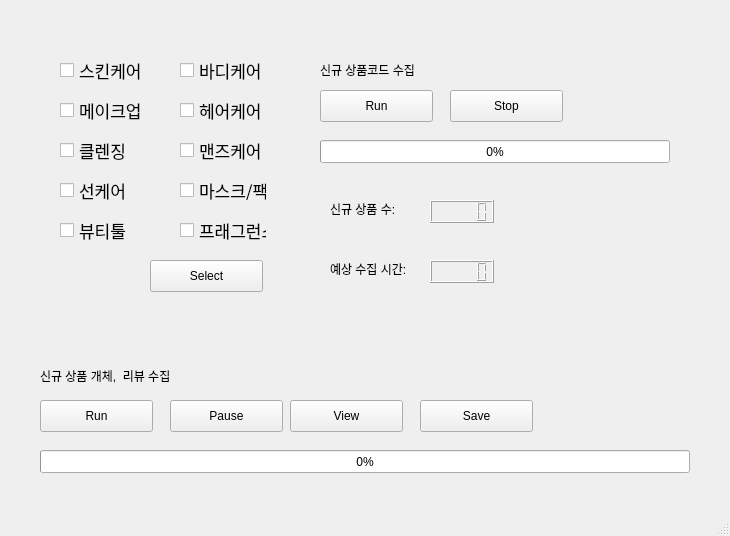
The window that src/gui/form/crawlingGlInfoRevWindow.ui (yeonseo-Jung/beauty_kr) describes before a commit, drawn with Qt 5.
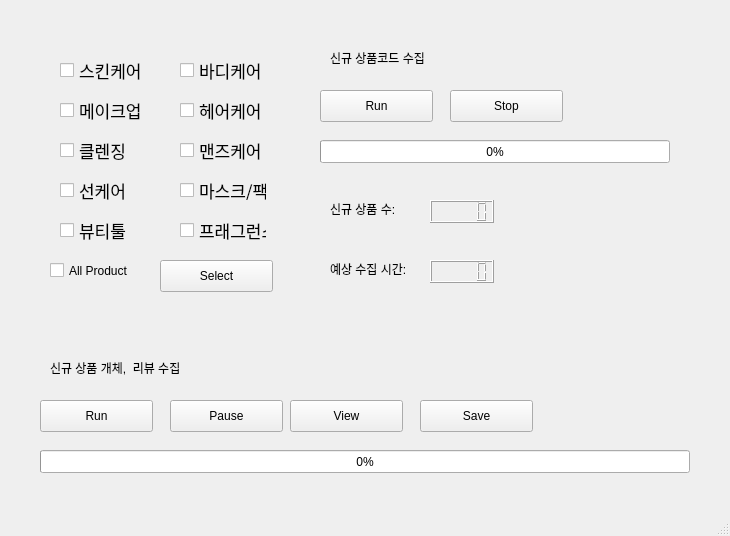
The same window after the commit.

The edit to the form file:
```diff
--- a/src/gui/form/crawlingGlInfoRevWindow.ui
+++ b/src/gui/form/crawlingGlInfoRevWindow.ui
@@ -17,7 +17,7 @@
    <widget class="QPushButton" name="Select">
     <property name="geometry">
      <rect>
-      <x>150</x>
+      <x>160</x>
       <y>260</y>
       <width>113</width>
       <height>32</height>
@@ -373,10 +373,10 @@
    <widget class="QLabel" name="label_3">
     <property name="geometry">
      <rect>
-      <x>320</x>
-      <y>59</y>
-      <width>121</width>
-      <height>21</height>
+      <x>330</x>
+      <y>50</y>
+      <width>98</width>
+      <height>16</height>
      </rect>
     </property>
     <property name="text">
@@ -386,10 +386,10 @@
    <widget class="QLabel" name="label_4">
     <property name="geometry">
      <rect>
-      <x>40</x>
+      <x>50</x>
       <y>360</y>
-      <width>151</width>
-      <height>31</height>
+      <width>161</width>
+      <height>16</height>
      </rect>
     </property>
     <property name="whatsThis">
@@ -399,6 +399,19 @@
      <string>신규 상품 개체,  리뷰 수집</string>
     </property>
    </widget>
+   <widget class="QCheckBox" name="checkBox">
+    <property name="geometry">
+     <rect>
+      <x>50</x>
+      <y>260</y>
+      <width>91</width>
+      <height>21</height>
+     </rect>
+    </property>
+    <property name="text">
+     <string>All Product</string>
+    </property>
+   </widget>
   </widget>
   <widget class="QMenuBar" name="menubar">
    <property name="geometry">
```
